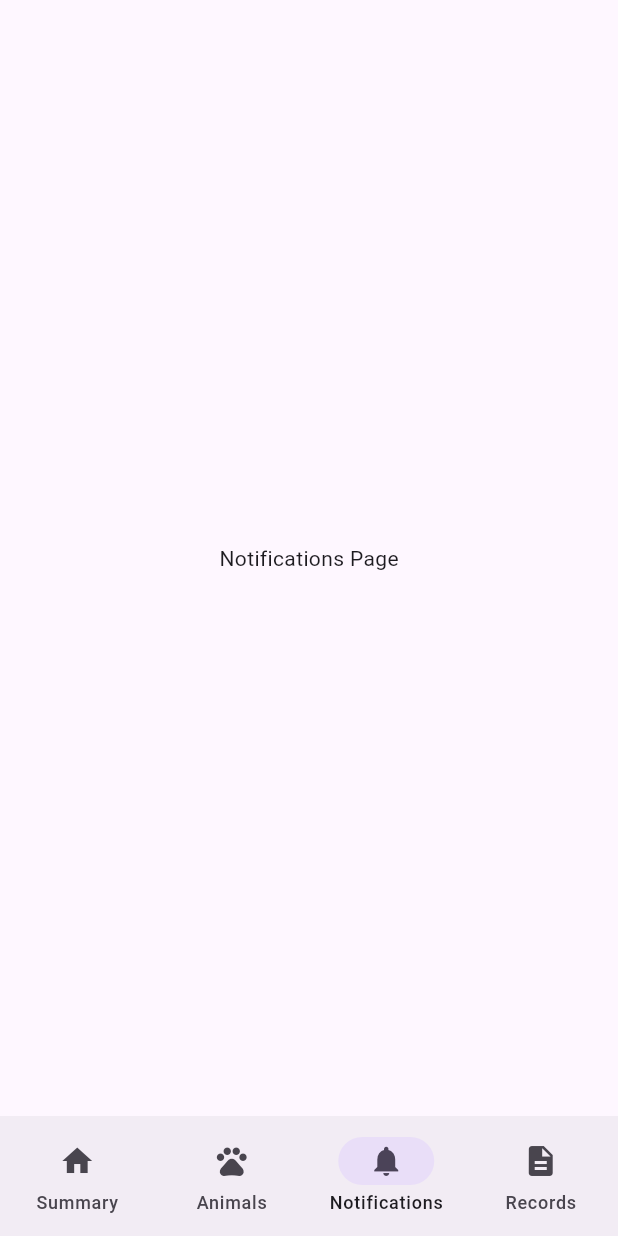
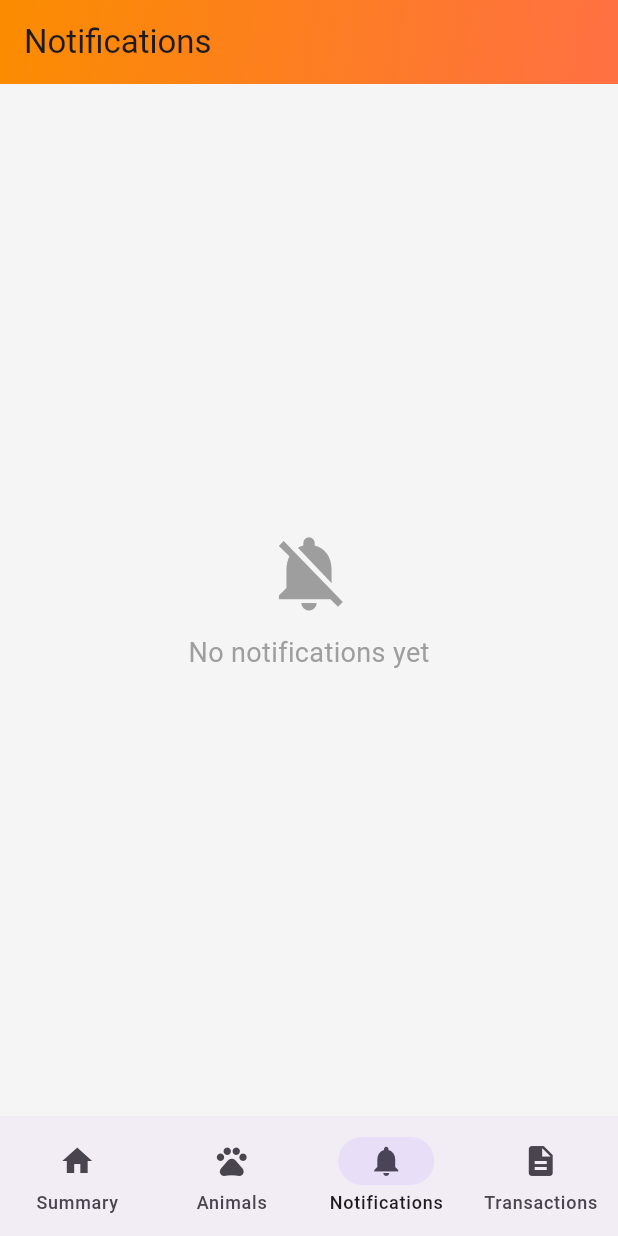
Before and after one commit to Stella-Nyawira/cattleManagementApp, a Flutter app: the screen it shows once a user with an empty profile is signed in, item 3 of the bottom bar chosen, on a phone screen of 412 x 824 dp. Run offline on Flutter 3.47's test engine with Material 3 defaults, Android fonts, the light colour scheme and no system bars; our stand-ins replace cloud_firestore, firebase_auth, firebase_core, firebase_storage, flutter_spinkit, get and 4 more; accounts and stored records are empty; network calls fail.

Commit message:
More implementations on notification controller

```diff
--- a/lib/main.dart
+++ b/lib/main.dart
@@ -1,6 +1,8 @@
 import 'package:cattle_managementapp/auth/sign_in_page.dart';
 import 'package:cattle_managementapp/controllers/animalRecords_controller.dart';
 import 'package:cattle_managementapp/controllers/auth_controller.dart';
+import 'package:cattle_managementapp/controllers/notification_controller.dart';
+
 import 'package:cattle_managementapp/firebase_options.dart';
 
 import 'package:firebase_core/firebase_core.dart';
@@ -12,6 +14,7 @@ import 'package:get/instance_manager.dart';
 void main() async {
   WidgetsFlutterBinding.ensureInitialized();
   await Firebase.initializeApp(options: DefaultFirebaseOptions.currentPlatform);
+
   runApp(const MyApp());
 }
 
@@ -21,6 +24,8 @@ class MyApp extends StatelessWidget {
   Widget build(BuildContext context) {
     Get.put(AuthController());
     Get.put(AnimalRecordsController());
+    Get.put(NotificationsController());
+
     return GetMaterialApp(
       title: 'Cattle Management App',
       theme: ThemeData(colorScheme: ColorScheme.fromSeed(seedColor: Colors.deepPurple)),
--- /dev/null
+++ b/lib/model/notifications_model.dart
@@ -0,0 +1,11 @@
+class NotificationModel {
+  final String id;
+  final String message;
+  final DateTime scheduledTime;
+
+  NotificationModel({required this.id, required this.message, required this.scheduledTime});
+
+  Map<String, dynamic> toMap() {
+    return {'id': id, 'message': message, 'scheduledTime': scheduledTime.toIso8601String()};
+  }
+}
--- a/lib/pages/breedingRecords_page.dart
+++ b/lib/pages/breedingRecords_page.dart
@@ -2,6 +2,7 @@ import 'package:cattle_managementapp/controllers/animalRecords_controller.dart';
 import 'package:cattle_managementapp/widgets/records/breeding_records_form.dart';
 import 'package:flutter/material.dart';
 import 'package:get/get.dart';
+import 'package:intl/intl.dart';
 
 class BreedingRecordsPage extends StatelessWidget {
   final String animalId;
@@ -46,7 +47,8 @@ class BreedingRecordsPage extends StatelessWidget {
                     crossAxisAlignment: CrossAxisAlignment.start,
                     children: [
                       if (record['bullName'] != null) Text('Bull: ${record['bullName']} (${record['bullBreed']})'),
-                      if (record['inseminationDate'] != null) Text('Date: ${record['inseminationDate']}'),
+                      if (record['inseminationDate'] != null)
+                        Text('Date: ${DateFormat.yMMMd().format(DateTime.parse(record['inseminationDate']))}'),
                       if (record['pregnancyStatus'] != null) Text('Status: ${record['pregnancyStatus']}'),
                       if (record['notes'] != null) Text('Notes: ${record['notes']}'),
                     ],
@@ -59,7 +61,7 @@ class BreedingRecordsPage extends StatelessWidget {
       ),
       floatingActionButton: FloatingActionButton(
         onPressed: () {
-          Get.to(() => BreedingRecordForm(animalId: animalId, animalName: 'Animal Name'));
+          Get.to(() => BreedingRecordForm(animalId: animalId, animalName: animalName));
         },
         child: const Icon(Icons.add),
         tooltip: 'Add Breeding Record',
--- a/lib/pages/landing_page.dart
+++ b/lib/pages/landing_page.dart
@@ -1,6 +1,9 @@
+import 'package:cattle_managementapp/pages/Transactions_page.dart';
 import 'package:cattle_managementapp/pages/homepage.dart';
+import 'package:cattle_managementapp/widgets/notification_page.dart';
 
 import 'package:cattle_managementapp/widgets/view_animals.dart';
+
 import 'package:flutter/material.dart';
 
 class LandingPage extends StatefulWidget {
@@ -12,7 +15,7 @@ class LandingPage extends StatefulWidget {
 
 class _LandingPageState extends State<LandingPage> {
   int currentPage = 0;
-  List<Widget> pages = [Homepage(), ViewAnimalsPage(), Center(child: Text('Notifications Page'))];
+  List<Widget> pages = [Homepage(), ViewAnimalsPage(), NotificationsPage(), TransactionsPage()];
 
   @override
   Widget build(BuildContext context) {
@@ -22,7 +25,7 @@ class _LandingPageState extends State<LandingPage> {
           NavigationDestination(icon: Icon(Icons.home), label: "Summary"),
           NavigationDestination(icon: Icon(Icons.pets), label: "Animals"),
           NavigationDestination(icon: Icon(Icons.notifications), label: "Notifications"),
-          NavigationDestination(icon: Icon(Icons.description), label: "Records"),
+          NavigationDestination(icon: Icon(Icons.description), label: "Transactions"),
         ],
         selectedIndex: currentPage,
         onDestinationSelected: (value) {
--- /dev/null
+++ b/lib/widgets/notification_page.dart
@@ -0,0 +1,77 @@
+import 'package:flutter/material.dart';
+import 'package:get/get.dart';
+import '../controllers/notification_controller.dart';
+
+import 'package:intl/intl.dart'; // For date formatting
+// Adjust import as needed
+
+class NotificationsPage extends StatelessWidget {
+  final NotificationsController controller = Get.find<NotificationsController>();
+
+  String formatDateTime(DateTime dateTime) {
+    return DateFormat('EEE, MMM d, yyyy – h:mm a').format(dateTime);
+  }
+
+  @override
+  Widget build(BuildContext context) {
+    return Scaffold(
+      appBar: AppBar(
+        title: Text("Notifications"),
+        flexibleSpace: Container(
+          decoration: BoxDecoration(
+            gradient: LinearGradient(
+              colors: [Colors.orange.shade600, Colors.deepOrange.shade400],
+              begin: Alignment.topLeft,
+              end: Alignment.bottomRight,
+            ),
+          ),
+        ),
+        elevation: 4,
+      ),
+      body: Obx(() {
+        final notifications = controller.notificationsList;
+        if (notifications.isEmpty) {
+          return Center(
+            child: Column(
+              mainAxisAlignment: MainAxisAlignment.center,
+              children: [
+                Icon(Icons.notifications_off, size: 60, color: Colors.grey),
+                SizedBox(height: 10),
+                Text("No notifications yet", style: TextStyle(fontSize: 18, color: Colors.grey)),
+              ],
+            ),
+          );
+        }
+
+        return ListView.separated(
+          padding: const EdgeInsets.all(16),
+          itemCount: notifications.length,
+          separatorBuilder: (context, index) => SizedBox(height: 12),
+          itemBuilder: (context, index) {
+            final notification = notifications[index];
+            return Container(
+              decoration: BoxDecoration(
+                color: Colors.white,
+                borderRadius: BorderRadius.circular(16),
+                boxShadow: [BoxShadow(color: Colors.black.withOpacity(0.05), blurRadius: 8, offset: Offset(0, 4))],
+              ),
+              child: ListTile(
+                contentPadding: EdgeInsets.symmetric(horizontal: 16, vertical: 12),
+                leading: CircleAvatar(
+                  backgroundColor: Colors.orange.shade100,
+                  child: Icon(Icons.notifications, color: Colors.orange),
+                ),
+                title: Text(notification.message, style: TextStyle(fontWeight: FontWeight.bold)),
+                subtitle: Text(
+                  formatDateTime(notification.scheduledTime),
+                  style: TextStyle(color: Colors.grey.shade600),
+                ),
+              ),
+            );
+          },
+        );
+      }),
+      backgroundColor: Colors.grey[100],
+    );
+  }
+}
--- a/pubspec.yaml
+++ b/pubspec.yaml
@@ -38,6 +38,7 @@ dependencies:
   flutter_local_notifications: ^19.2.0
   image_picker: ^1.1.2
   timezone: ^0.10.1
+
   get: ^4.7.2
   google_sign_in: ^6.3.0
   sign_in_button: ^3.2.0
```
Also changed, not shown: lib/controllers/animalRecords_controller.dart (+16 -0 lines), lib/controllers/notification_controller.dart (+63 -1 lines), lib/pages/Transactions_page.dart (added, +114 -0 lines), lib/pages/homepage.dart (+12 -2 lines), lib/pages/vaccinationRecords_page.dart (added, +64 -0 lines), lib/widgets/records/vaccination_records_form.dart (+51 -8 lines), 1 other file.
